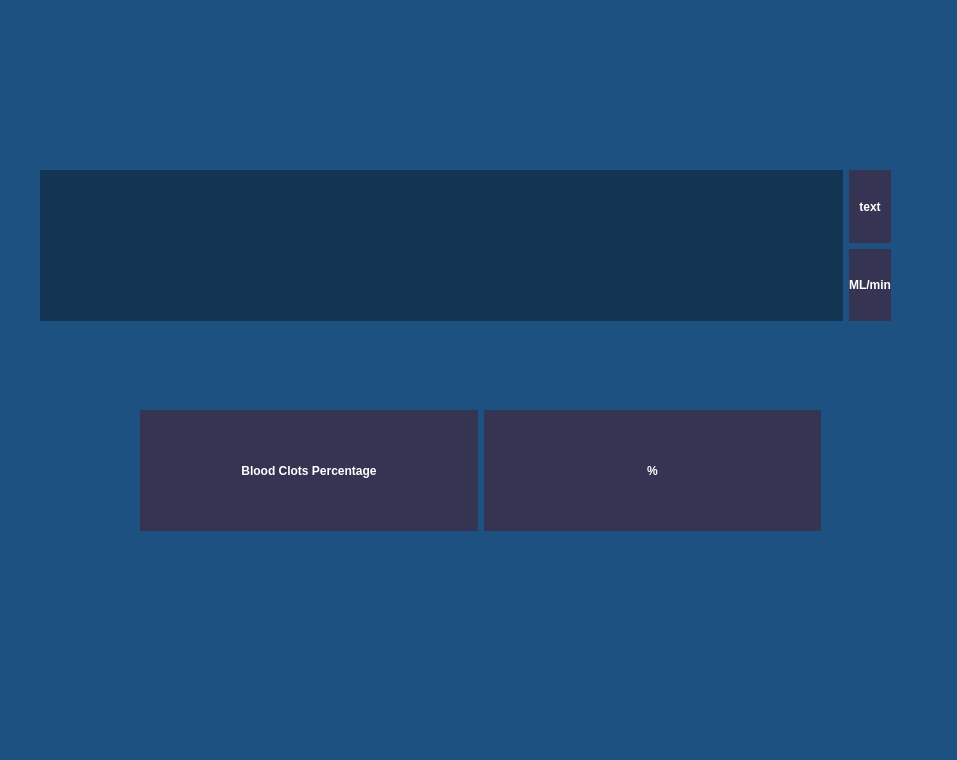
The window that GUI.ui (tahaaa22/spirometry) describes before a commit, drawn with Qt 5.
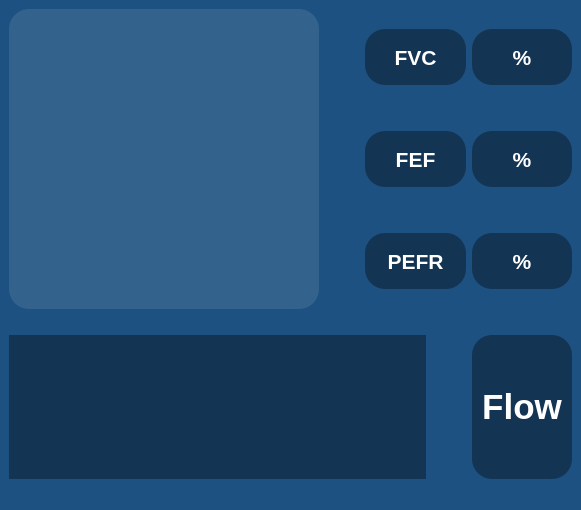
The same window after the commit. Icons and pictures are not drawn. Custom widgets are drawn as their Qt base class.

Diff of the .ui file:
```diff
--- a/GUI.ui
+++ b/GUI.ui
@@ -6,10 +6,16 @@
    <rect>
     <x>0</x>
     <y>0</y>
-    <width>957</width>
-    <height>760</height>
+    <width>581</width>
+    <height>510</height>
    </rect>
   </property>
+  <property name="minimumSize">
+   <size>
+    <width>1</width>
+    <height>0</height>
+   </size>
+  </property>
   <property name="windowTitle">
    <string>MainWindow</string>
   </property>
@@ -20,136 +26,383 @@
 background-color: #1D5181;</string>
   </property>
   <widget class="QWidget" name="centralwidget">
-   <widget class="QWidget" name="">
-    <property name="geometry">
-     <rect>
-      <x>40</x>
-      <y>170</y>
-      <width>851</width>
-      <height>151</height>
-     </rect>
-    </property>
-    <layout class="QHBoxLayout" name="horizontalLayout">
-     <item>
-      <widget class="PlotWidget" name="BloodFlowGraph">
-       <property name="styleSheet">
-        <string notr="true">background-color: #133453;
+   <layout class="QGridLayout" name="gridLayout">
+    <item row="0" column="0">
+     <layout class="QVBoxLayout" name="verticalLayout_2">
+      <item>
+       <layout class="QHBoxLayout" name="horizontalLayout_5">
+        <item>
+         <widget class="QLabel" name="label_4">
+          <property name="sizePolicy">
+           <sizepolicy hsizetype="Fixed" vsizetype="Fixed">
+            <horstretch>0</horstretch>
+            <verstretch>0</verstretch>
+           </sizepolicy>
+          </property>
+          <property name="minimumSize">
+           <size>
+            <width>310</width>
+            <height>300</height>
+           </size>
+          </property>
+          <property name="maximumSize">
+           <size>
+            <width>310</width>
+            <height>300</height>
+           </size>
+          </property>
+          <property name="styleSheet">
+           <string notr="true">color: white;
+background-color: #33628d;
+border-radius:20px</string>
+          </property>
+          <property name="text">
+           <string/>
+          </property>
+          <property name="pixmap">
+           <pixmap>Images/RedLungs.png</pixmap>
+          </property>
+          <property name="scaledContents">
+           <bool>true</bool>
+          </property>
+         </widget>
+        </item>
+        <item>
+         <spacer name="horizontalSpacer">
+          <property name="orientation">
+           <enum>Qt::Horizontal</enum>
+          </property>
+          <property name="sizeType">
+           <enum>QSizePolicy::Maximum</enum>
+          </property>
+          <property name="sizeHint" stdset="0">
+           <size>
+            <width>40</width>
+            <height>20</height>
+           </size>
+          </property>
+         </spacer>
+        </item>
+        <item>
+         <layout class="QVBoxLayout" name="verticalLayout">
+          <item>
+           <spacer name="verticalSpacer_3">
+            <property name="orientation">
+             <enum>Qt::Vertical</enum>
+            </property>
+            <property name="sizeType">
+             <enum>QSizePolicy::Fixed</enum>
+            </property>
+            <property name="sizeHint" stdset="0">
+             <size>
+              <width>20</width>
+              <height>20</height>
+             </size>
+            </property>
+           </spacer>
+          </item>
+          <item>
+           <layout class="QHBoxLayout" name="horizontalLayout_2">
+            <item>
+             <widget class="QLabel" name="label_2">
+              <property name="minimumSize">
+               <size>
+                <width>60</width>
+                <height>30</height>
+               </size>
+              </property>
+              <property name="font">
+               <font>
+                <pointsize>16</pointsize>
+                <weight>75</weight>
+                <bold>true</bold>
+               </font>
+              </property>
+              <property name="styleSheet">
+               <string notr="true">color: white;
+background-image:white;
+background-color: #133453;
+border-radius:20px</string>
+              </property>
+              <property name="text">
+               <string>FVC</string>
+              </property>
+              <property name="alignment">
+               <set>Qt::AlignCenter</set>
+              </property>
+             </widget>
+            </item>
+            <item>
+             <widget class="QLabel" name="label_3">
+              <property name="minimumSize">
+               <size>
+                <width>60</width>
+                <height>30</height>
+               </size>
+              </property>
+              <property name="font">
+               <font>
+                <pointsize>16</pointsize>
+                <weight>75</weight>
+                <bold>true</bold>
+               </font>
+              </property>
+              <property name="styleSheet">
+               <string notr="true">color: white;
+background-image:white;
+background-color: #133453;
+border-radius:20px</string>
+              </property>
+              <property name="text">
+               <string>%</string>
+              </property>
+              <property name="alignment">
+               <set>Qt::AlignCenter</set>
+              </property>
+             </widget>
+            </item>
+           </layout>
+          </item>
+          <item>
+           <spacer name="verticalSpacer">
+            <property name="orientation">
+             <enum>Qt::Vertical</enum>
+            </property>
+            <property name="sizeType">
+             <enum>QSizePolicy::Maximum</enum>
+            </property>
+            <property name="sizeHint" stdset="0">
+             <size>
+              <width>20</width>
+              <height>40</height>
+             </size>
+            </property>
+           </spacer>
+          </item>
+          <item>
+           <layout class="QHBoxLayout" name="horizontalLayout_3">
+            <item>
+             <widget class="QLabel" name="label_6">
+              <property name="minimumSize">
+               <size>
+                <width>60</width>
+                <height>30</height>
+               </size>
+              </property>
+              <property name="font">
+               <font>
+                <pointsize>16</pointsize>
+                <weight>75</weight>
+                <bold>true</bold>
+               </font>
+              </property>
+              <property name="styleSheet">
+               <string notr="true">color: white;
+background-image:white;
+background-color: #133453;
+border-radius:20px</string>
+              </property>
+              <property name="text">
+               <string>FEF</string>
+              </property>
+              <property name="alignment">
+               <set>Qt::AlignCenter</set>
+              </property>
+             </widget>
+            </item>
+            <item>
+             <widget class="QLabel" name="label_7">
+              <property name="font">
+               <font>
+                <pointsize>16</pointsize>
+                <weight>75</weight>
+                <bold>true</bold>
+               </font>
+              </property>
+              <property name="styleSheet">
+               <string notr="true">color: white;
+background-image:white;
+background-color: #133453;
+border-radius:20px</string>
+              </property>
+              <property name="text">
+               <string>%</string>
+              </property>
+              <property name="alignment">
+               <set>Qt::AlignCenter</set>
+              </property>
+             </widget>
+            </item>
+           </layout>
+          </item>
+          <item>
+           <spacer name="verticalSpacer_2">
+            <property name="orientation">
+             <enum>Qt::Vertical</enum>
+            </property>
+            <property name="sizeType">
+             <enum>QSizePolicy::Maximum</enum>
+            </property>
+            <property name="sizeHint" stdset="0">
+             <size>
+              <width>20</width>
+              <height>40</height>
+             </size>
+            </property>
+           </spacer>
+          </item>
+          <item>
+           <layout class="QHBoxLayout" name="horizontalLayout_4">
+            <item>
+             <widget class="QLabel" name="label_8">
+              <property name="minimumSize">
+               <size>
+                <width>60</width>
+                <height>30</height>
+               </size>
+              </property>
+              <property name="font">
+               <font>
+                <pointsize>16</pointsize>
+                <weight>75</weight>
+                <bold>true</bold>
+               </font>
+              </property>
+              <property name="styleSheet">
+               <string notr="true">color: white;
+background-image:white;
+background-color: #133453;
+border-radius:20px</string>
+              </property>
+              <property name="text">
+               <string>PEFR</string>
+              </property>
+              <property name="alignment">
+               <set>Qt::AlignCenter</set>
+              </property>
+             </widget>
+            </item>
+            <item>
+             <widget class="QLabel" name="label_9">
+              <property name="font">
+               <font>
+                <pointsize>16</pointsize>
+                <weight>75</weight>
+                <bold>true</bold>
+               </font>
+              </property>
+              <property name="styleSheet">
+               <string notr="true">color: white;
+background-image:white;
+background-color: #133453;
+border-radius:20px</string>
+              </property>
+              <property name="text">
+               <string>%</string>
+              </property>
+              <property name="alignment">
+               <set>Qt::AlignCenter</set>
+              </property>
+             </widget>
+            </item>
+           </layout>
+          </item>
+          <item>
+           <spacer name="verticalSpacer_4">
+            <property name="orientation">
+             <enum>Qt::Vertical</enum>
+            </property>
+            <property name="sizeType">
+             <enum>QSizePolicy::Fixed</enum>
+            </property>
+            <property name="sizeHint" stdset="0">
+             <size>
+              <width>20</width>
+              <height>20</height>
+             </size>
+            </property>
+           </spacer>
+          </item>
+         </layout>
+        </item>
+       </layout>
+      </item>
+      <item>
+       <spacer name="verticalSpacer_5">
+        <property name="orientation">
+         <enum>Qt::Vertical</enum>
+        </property>
+        <property name="sizeType">
+         <enum>QSizePolicy::Fixed</enum>
+        </property>
+        <property name="sizeHint" stdset="0">
+         <size>
+          <width>20</width>
+          <height>20</height>
+         </size>
+        </property>
+       </spacer>
+      </item>
+      <item>
+       <layout class="QHBoxLayout" name="horizontalLayout">
+        <item>
+         <widget class="PlotWidget" name="BloodFlowGraph">
+          <property name="styleSheet">
+           <string notr="true">background-color: #133453;
 Border: none;</string>
-       </property>
-      </widget>
-     </item>
-     <item>
-      <layout class="QVBoxLayout" name="verticalLayout">
-       <item>
-        <widget class="QLabel" name="label">
-         <property name="font">
-          <font>
-           <weight>75</weight>
-           <bold>true</bold>
-          </font>
-         </property>
-         <property name="styleSheet">
-          <string notr="true">color: white;
+          </property>
+         </widget>
+        </item>
+        <item>
+         <spacer name="horizontalSpacer_2">
+          <property name="orientation">
+           <enum>Qt::Horizontal</enum>
+          </property>
+          <property name="sizeType">
+           <enum>QSizePolicy::Maximum</enum>
+          </property>
+          <property name="sizeHint" stdset="0">
+           <size>
+            <width>40</width>
+            <height>20</height>
+           </size>
+          </property>
+         </spacer>
+        </item>
+        <item>
+         <widget class="QLabel" name="label">
+          <property name="minimumSize">
+           <size>
+            <width>100</width>
+            <height>0</height>
+           </size>
+          </property>
+          <property name="font">
+           <font>
+            <pointsize>26</pointsize>
+            <weight>75</weight>
+            <bold>true</bold>
+           </font>
+          </property>
+          <property name="styleSheet">
+           <string notr="true">color: white;
 background-image:white;
-background-color: #353553;</string>
-         </property>
-         <property name="text">
-          <string>text</string>
-         </property>
-         <property name="alignment">
-          <set>Qt::AlignCenter</set>
-         </property>
-        </widget>
-       </item>
-       <item>
-        <widget class="QLabel" name="label_4">
-         <property name="font">
-          <font>
-           <weight>75</weight>
-           <bold>true</bold>
-          </font>
-         </property>
-         <property name="styleSheet">
-          <string notr="true">color: white;
-background-image:white;
-background-color: #353553;</string>
-         </property>
-         <property name="text">
-          <string>ML/min</string>
-         </property>
-         <property name="alignment">
-          <set>Qt::AlignCenter</set>
-         </property>
-        </widget>
-       </item>
-      </layout>
-     </item>
-    </layout>
-   </widget>
-   <widget class="QWidget" name="">
-    <property name="geometry">
-     <rect>
-      <x>140</x>
-      <y>410</y>
-      <width>681</width>
-      <height>121</height>
-     </rect>
-    </property>
-    <layout class="QHBoxLayout" name="horizontalLayout_2">
-     <item>
-      <widget class="QLabel" name="label_2">
-       <property name="font">
-        <font>
-         <weight>75</weight>
-         <bold>true</bold>
-        </font>
-       </property>
-       <property name="styleSheet">
-        <string notr="true">color: white;
-background-image:white;
-background-color: #353553;</string>
-       </property>
-       <property name="text">
-        <string>Blood Clots Percentage</string>
-       </property>
-       <property name="alignment">
-        <set>Qt::AlignCenter</set>
-       </property>
-      </widget>
-     </item>
-     <item>
-      <widget class="QLabel" name="label_3">
-       <property name="font">
-        <font>
-         <weight>75</weight>
-         <bold>true</bold>
-        </font>
-       </property>
-       <property name="styleSheet">
-        <string notr="true">color: white;
-background-image:white;
-background-color: #353553;</string>
-       </property>
-       <property name="text">
-        <string>%</string>
-       </property>
-       <property name="alignment">
-        <set>Qt::AlignCenter</set>
-       </property>
-      </widget>
-     </item>
-    </layout>
-   </widget>
-  </widget>
-  <widget class="QMenuBar" name="menubar">
-   <property name="geometry">
-    <rect>
-     <x>0</x>
-     <y>0</y>
-     <width>957</width>
-     <height>26</height>
-    </rect>
-   </property>
+background-color: #133453;
+border-radius:20px</string>
+          </property>
+          <property name="text">
+           <string>Flow</string>
+          </property>
+          <property name="alignment">
+           <set>Qt::AlignCenter</set>
+          </property>
+         </widget>
+        </item>
+       </layout>
+      </item>
+     </layout>
+    </item>
+   </layout>
   </widget>
   <widget class="QStatusBar" name="statusbar"/>
  </widget>
```
